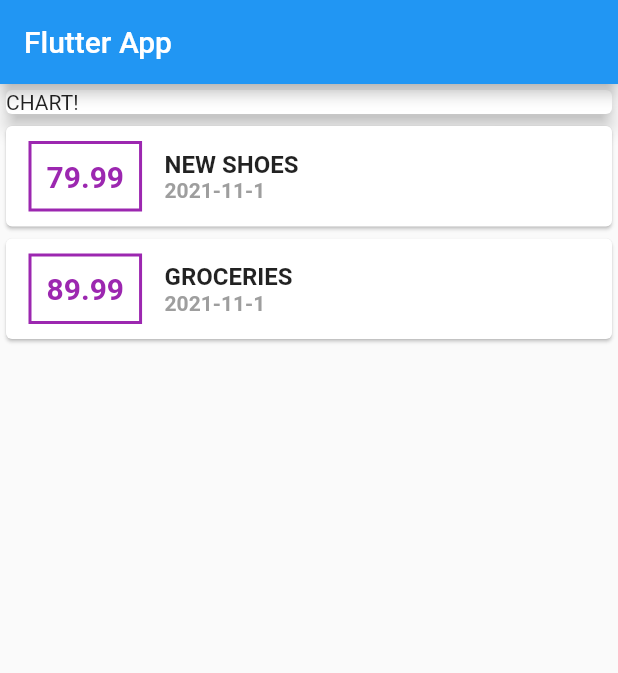
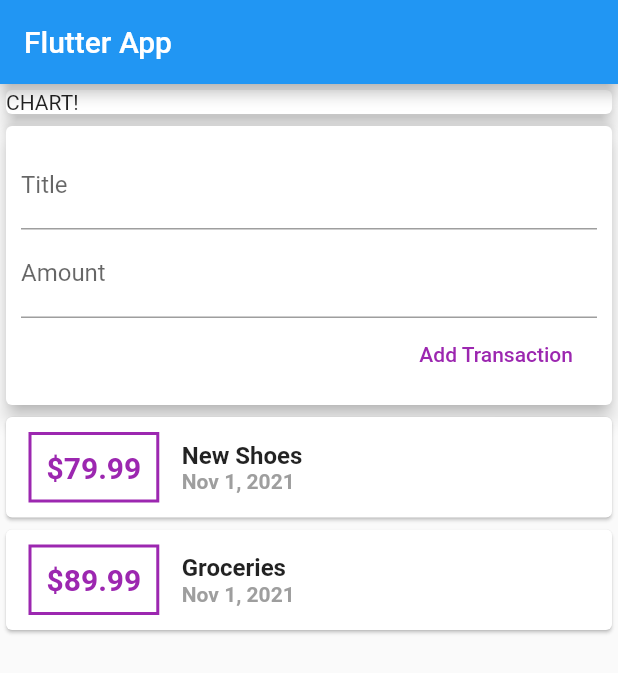
Before and after one commit to emmanueletti/flutter_expense_planner, a Flutter app: the screen it shows after launch, on a phone screen of 412 x 824 dp. Shown: the top 673 px of the screen. Run offline on Flutter 3.47's test engine with Material 2 defaults, Android fonts, the phone set to English and light mode, and no system bars.

Commit message:
finished lesson 86, updating progress mid lesson 87

```diff
--- a/lib/main.dart
+++ b/lib/main.dart
@@ -1,7 +1,5 @@
-import 'dart:developer';
 import 'package:flutter/material.dart';
-
-import './transaction.dart';
+import 'widgets/user_transactions.dart';
 
 void main() => runApp(MyApp());
 
@@ -16,21 +14,6 @@ class MyApp extends StatelessWidget {
 }
 
 class MyHomePage extends StatelessWidget {
-  final List<Transaction> transactions = [
-    Transaction(
-      id: 't1',
-      title: 'New Shoes',
-      amount: 79.99,
-      date: DateTime.now(),
-    ),
-    Transaction(
-      id: 't2',
-      title: 'Groceries',
-      amount: 89.99,
-      date: DateTime.now(),
-    )
-  ];
-
   @override
   Widget build(BuildContext context) {
     return Scaffold(
@@ -56,66 +39,7 @@ class MyHomePage extends StatelessWidget {
             ),
             elevation: 5,
           ),
-          // alternative is to wrap Card in a Container that has a clearly defined
-          // width. Card will adjust have its size dependent on a clearly defined
-          // parent that apparently is not Column, whuch will only give as much
-          // space as its children needs.
-          // Personal preference thus far is for this format as its seems to look cleaner.
-          Container(
-            width: double.infinity,
-            child: Column(
-              children: transactions.map((transaction) {
-                return SizedBox(
-                  width: double.infinity,
-                  child: Card(
-                    child: Row(
-                      children: <Widget>[
-                        Container(
-                          margin: const EdgeInsets.symmetric(
-                            horizontal: 15,
-                            vertical: 10,
-                          ),
-                          decoration: BoxDecoration(
-                            border: Border.all(
-                              color: Colors.purple,
-                              width: 2,
-                            ),
-                          ),
-                          padding: const EdgeInsets.all(10),
-                          child: Text(
-                            transaction.amount.toString(),
-                            style: const TextStyle(
-                              fontWeight: FontWeight.bold,
-                              fontSize: 20,
-                              color: Colors.purple,
-                            ),
-                          ),
-                        ),
-                        Column(
-                          crossAxisAlignment: CrossAxisAlignment.start,
-                          children: <Widget>[
-                            Text(
-                              transaction.title.toUpperCase(),
-                              style: const TextStyle(
-                                fontSize: 16,
-                                fontWeight: FontWeight.bold,
-                              ),
-                            ),
-                            Text(
-                              transaction.formattedDate,
-                              style: const TextStyle(
-                                  fontWeight: FontWeight.bold,
-                                  color: Colors.grey),
-                            )
-                          ],
-                        ),
-                      ],
-                    ),
-                  ),
-                );
-              }).toList(),
-            ),
-          )
+          UserTransactions(),
         ],
       ),
     );
--- a/lib/transaction.dart
+++ b/lib/models/transaction.dart
@@ -12,9 +12,4 @@ class Transaction {
     required this.amount,
     required this.date,
   });
-
-  // custom getters
-  get formattedDate {
-    return "${date.year}-${date.month}-${date.day}";
-  }
 }
--- /dev/null
+++ b/lib/widgets/new_transaction.dart
@@ -0,0 +1,50 @@
+import 'package:flutter/material.dart';
+
+class NewTransaction extends StatelessWidget {
+  void Function(String, double) setUserTxState;
+  // late String titleInput;
+  // late String amountInput;
+
+  // Controller technique allows for a stateless widget to have instance fields
+  // that change without the widget being stateful. Rare use-case and presented
+  // here as reference for future. Would normally just create a stateful widget
+  // and use the controlled text input pattern like in React.
+  final titleController = TextEditingController();
+  final amountController = TextEditingController();
+
+  NewTransaction(this.setUserTxState, {Key? key}) : super(key: key);
+
+  void handleButtonPress() {
+    setUserTxState(titleController.text, double.parse(amountController.text));
+  }
+
+  @override
+  Widget build(BuildContext context) {
+    return Card(
+      elevation: 5,
+      child: Padding(
+        padding: const EdgeInsets.all(10),
+        child: Column(
+          crossAxisAlignment: CrossAxisAlignment.end,
+          children: <Widget>[
+            TextField(
+              // onChanged: (value) => titleInput = value,
+              controller: titleController,
+              decoration: InputDecoration(labelText: 'Title'),
+            ),
+            TextField(
+              // onChanged: (value) => amountInput = value,
+              controller: amountController,
+              decoration: InputDecoration(labelText: 'Amount'),
+            ),
+            FlatButton(
+              onPressed: handleButtonPress,
+              textColor: Colors.purple,
+              child: Text('Add Transaction'),
+            )
+          ],
+        ),
+      ),
+    );
+  }
+}
--- /dev/null
+++ b/lib/widgets/transaction_list.dart
@@ -0,0 +1,73 @@
+import 'package:flutter/material.dart';
+import 'package:intl/intl.dart';
+
+import '../models/transaction.dart';
+
+class TransactionList extends StatelessWidget {
+  final List<Transaction> userTransactions;
+
+  const TransactionList(this.userTransactions, {Key? key}) : super(key: key);
+
+  @override
+  Widget build(BuildContext context) {
+    // Alternative is to wrap Card in a Container/SizedBox that has a clearly
+    // defined width. Card will adjust have its size dependent on a clearly defined
+    // parent that apparently is not Column, whuch will only give as much space
+    // as its children needs. Personal preference thus far is for this format as
+    // its seems to look cleaner.
+    return SizedBox(
+      width: double.infinity,
+      child: Column(
+        children: userTransactions.map((transaction) {
+          return SizedBox(
+            width: double.infinity,
+            child: Card(
+              child: Row(
+                children: <Widget>[
+                  Container(
+                    margin: const EdgeInsets.symmetric(
+                      horizontal: 15,
+                      vertical: 10,
+                    ),
+                    decoration: BoxDecoration(
+                      border: Border.all(
+                        color: Colors.purple,
+                        width: 2,
+                      ),
+                    ),
+                    padding: const EdgeInsets.all(10),
+                    child: Text(
+                      "\$${transaction.amount}",
+                      style: const TextStyle(
+                        fontWeight: FontWeight.bold,
+                        fontSize: 20,
+                        color: Colors.purple,
+                      ),
+                    ),
+                  ),
+                  Column(
+                    crossAxisAlignment: CrossAxisAlignment.start,
+                    children: <Widget>[
+                      Text(
+                        transaction.title,
+                        style: const TextStyle(
+                          fontSize: 16,
+                          fontWeight: FontWeight.bold,
+                        ),
+                      ),
+                      Text(
+                        DateFormat.yMMMd().format(transaction.date),
+                        style: const TextStyle(
+                            fontWeight: FontWeight.bold, color: Colors.grey),
+                      )
+                    ],
+                  ),
+                ],
+              ),
+            ),
+          );
+        }).toList(),
+      ),
+    );
+  }
+}
--- /dev/null
+++ b/lib/widgets/user_transactions.dart
@@ -0,0 +1,55 @@
+import 'package:flutter/material.dart';
+import '../models/transaction.dart';
+import './new_transaction.dart';
+import './transaction_list.dart';
+
+class UserTransactions extends StatefulWidget {
+  const UserTransactions({Key? key}) : super(key: key);
+
+  @override
+  _UserTransactionsState createState() => _UserTransactionsState();
+}
+
+class _UserTransactionsState extends State<UserTransactions> {
+  final List<Transaction> _userTransactions = [
+    Transaction(
+      id: 't1',
+      title: 'New Shoes',
+      amount: 79.99,
+      date: DateTime.now(),
+    ),
+    Transaction(
+      id: 't2',
+      title: 'Groceries',
+      amount: 89.99,
+      date: DateTime.now(),
+    )
+  ];
+
+  void _addNewTransaction(String txTitle, double txAmount) {
+    final newTx = Transaction(
+      // work around to get a unique id string
+      id: DateTime.now().toString(),
+      title: txTitle,
+      amount: txAmount,
+      date: DateTime.now(),
+    );
+
+    // setState called inside a handler function. If created outside, it will be
+    // a class method overriding the original implementation vs. a functional
+    // useage of its implementation.
+    setState(() {
+      _userTransactions.add(newTx);
+    });
+  }
+
+  @override
+  Widget build(BuildContext context) {
+    return Column(
+      children: [
+        NewTransaction(_addNewTransaction),
+        TransactionList(_userTransactions),
+      ],
+    );
+  }
+}
--- a/pubspec.yaml
+++ b/pubspec.yaml
@@ -34,6 +34,7 @@ dependencies:
   # The following adds the Cupertino Icons font to your application.
   # Use with the CupertinoIcons class for iOS style icons.
   cupertino_icons: ^1.0.2
+  intl: ^0.17.0
 
 dev_dependencies:
   flutter_test:
```
Also changed, not shown: pubspec.lock.
